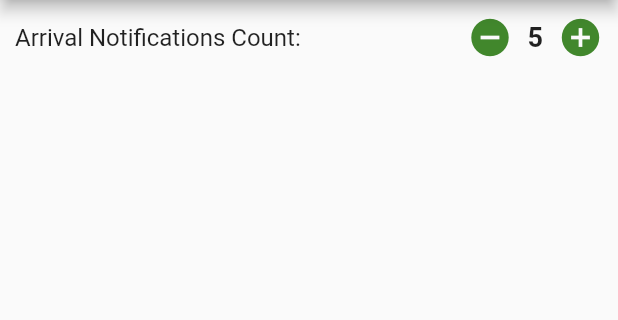
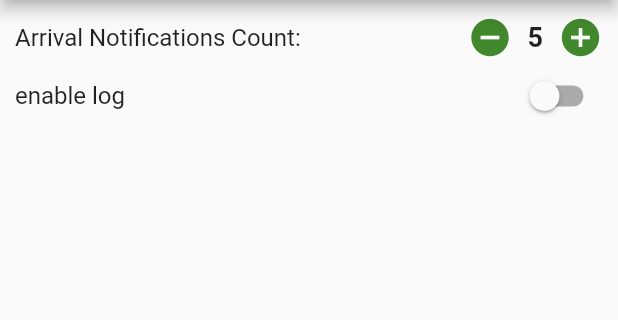
Before and after one commit to mehranghaffarian/LocationAlarm, a Flutter app: the Settings screen opened by its route, on a phone screen of 412 x 824 dp, the part 90-410 px from its top. Run offline on Flutter 3.47's test engine with Material 2 defaults, Android fonts, the phone set to English and light mode, and no system bars; our stand-ins replace audioplayers, bloc, flutter_bloc, flutter_local_notifications, flutter_map, geolocator and 4 more; missing offline and left inert: flutter_background_service; accounts and stored records are empty.

```diff
--- a/lib/core/constant_data.dart
+++ b/lib/core/constant_data.dart
@@ -4,17 +4,20 @@ abstract class ConstantData{
   static const chasingLocationTaskName = 'chasing_location_task_name';
   static const userArrived = 'userArrived';
   static const cancelTrip = 'cancelTrip';
-  static int arrivedNotifCount = 5;
-  static String arrivedNotifCountKey = 'arrivedNotifCount';
   static const travelsDatabaseName = 'travels';
   static final AUTLatLng = LatLng(35.7031114, 51.4097108);
-  static const isTracingTravelKey = "isTracingTravelKey";
   static const tripKey = "tripKey";
 
   static const destinationLatKey = "destinationLatKey";
   static const destinationLongKey = "destinationLongKey";
   static const destinationNameKey = "destinationNameKey";
+  static const isTracingTravelKey = "isTracingTravelKey";
   static const tripDateKey = "tripDateKey";
   static const tripDistanceKey = "tripDistanceKey";
   static const tripConsideredDistanceKey = "tripConsideredDistanceKey";
+
+  //settings
+  static int arrivedNotifCount = 5;
+  static const arrivedNotifCountKey = 'arrivedNotifCount';
+  static const isLogEnabledKey = "isLogEnabledKey";
 }
--- a/lib/presentation/pages/settings/settings.dart
+++ b/lib/presentation/pages/settings/settings.dart
@@ -15,6 +15,9 @@ class Settings extends StatelessWidget {
 
   @override
   Widget build(BuildContext context) {
+    var isLogEnabled = false;
+    SharedPreferences.getInstance().then((value) =>
+    isLogEnabled = value.getBool(ConstantData.isLogEnabledKey) ?? false);
     final _cubit = CounterCubit(ConstantData.arrivedNotifCount);
 
     return Scaffold(
@@ -37,6 +40,8 @@ class Settings extends StatelessWidget {
               ConstantData.arrivedNotifCount = _cubit.state;
               (await SharedPreferences.getInstance())
                   .setInt(ConstantData.arrivedNotifCountKey, _cubit.state);
+              (await SharedPreferences.getInstance())
+                  .setBool(ConstantData.isLogEnabledKey, isLogEnabled);
 
               Navigator.of(context).pushNamed(HomePage.routeName);
             },
@@ -48,22 +53,30 @@ class Settings extends StatelessWidget {
         margin: const EdgeInsets.all(10),
         child: Column(
           children: [
-            Row(
-              mainAxisAlignment: MainAxisAlignment.spaceBetween,
-              children: [
-                const Text('Arrival Notifications Count: ',
-                    style: TextStyle(
-                      fontSize: 16,
-                      fontWeight: FontWeight.w400,
-                    )),
-                _Counter(
-                  notifCounterCubit: _cubit,
-                ),
-              ],
-            ),
+            createSettingItem('Arrival Notifications Count: ', _Counter(
+              notifCounterCubit: _cubit,
+            ),),
+            createSettingItem("enable log", Switch(value: isLogEnabled,
+              onChanged: (value) {
+                isLogEnabled = value;
+              },),),
           ],
         ),
       ),
+    );
+  }
+
+  Row createSettingItem(String text, Widget child) {
+    return Row(
+      mainAxisAlignment: MainAxisAlignment.spaceBetween,
+      children: [
+        Text(text,
+            style: const TextStyle(
+              fontSize: 16,
+              fontWeight: FontWeight.w400,
+            )),
+        child,
+      ],
     );
   }
 }
```
Also changed, not shown: lib/main.dart (+26 -1 lines), 1 other file.
